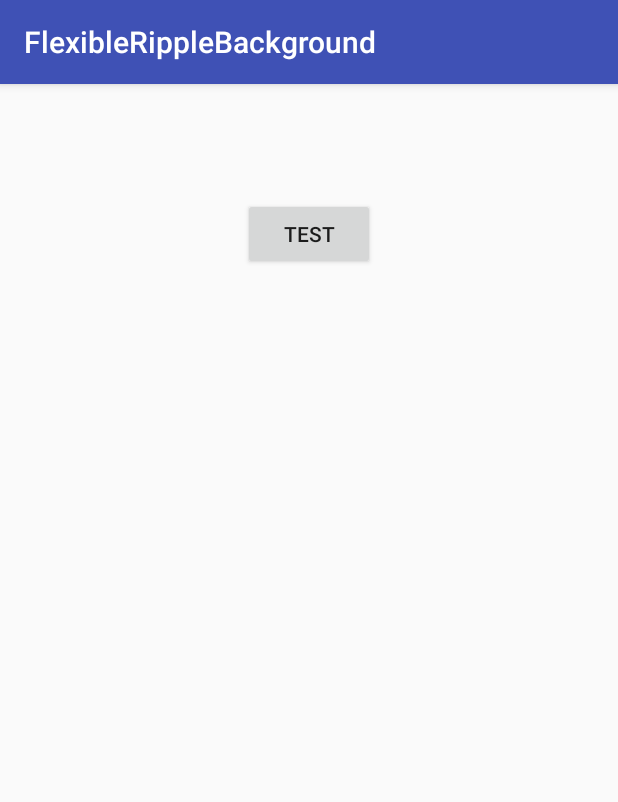
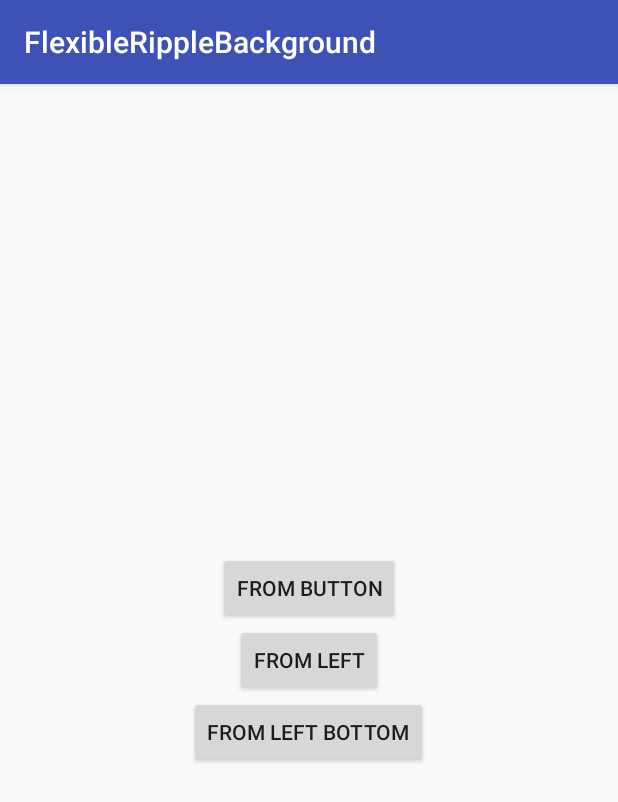
Before and after one commit to Loop-X/FlexibleRippleBackground, an Android app: the screen it shows after launch (MainActivity), on a phone screen of 412 x 824 dp. Shown: the top 802 px of the screen. Run offline under Robolectric (Android 15) with nearby library versions, the phone set to English and light mode, and no system bars.

Commit message:
Update demo code

```diff
--- a/app/src/main/res/layout/activity_main.xml
+++ b/app/src/main/res/layout/activity_main.xml
@@ -1,28 +1,39 @@
 <?xml version="1.0" encoding="utf-8"?>
-<LinearLayout xmlns:android="http://schemas.android.com/apk/res/android"
+<RelativeLayout xmlns:android="http://schemas.android.com/apk/res/android"
     xmlns:tools="http://schemas.android.com/tools"
     android:layout_width="match_parent"
     android:layout_height="match_parent"
-    android:orientation="vertical"
     tools:context="io.github.loop_x.demo.MainActivity">
 
-    <RelativeLayout
+    <io.github.loop_x.demo.FlexibleRippleBackgroundView
+        android:id="@+id/tv_demo"
         android:layout_width="match_parent"
-        android:layout_height="wrap_content">
+        android:layout_height="match_parent" />
 
-        <io.github.loop_x.demo.FlexibleRippleBackgroundView
-            android:id="@+id/tv_1"
-            android:layout_width="match_parent"
-            android:layout_height="200dp" />
+    <Button
+        android:id="@+id/btn_1"
+        android:layout_width="wrap_content"
+        android:layout_height="wrap_content"
+        android:layout_above="@+id/btn_2"
+        android:layout_centerHorizontal="true"
+        android:text="From Button"
+        android:onClick="onClick"/>
 
-        <Button
-            android:id="@+id/btn_1"
-            android:layout_width="wrap_content"
-            android:layout_height="wrap_content"
-            android:layout_centerInParent="true"
-            android:text="Test"
-            android:onClick="onClick"/>
+    <Button
+        android:id="@+id/btn_2"
+        android:layout_width="wrap_content"
+        android:layout_height="wrap_content"
+        android:layout_centerInParent="true"
+        android:text="From Left"
+        android:onClick="onClick"/>
 
-    </RelativeLayout>
+    <Button
+        android:id="@+id/btn_3"
+        android:layout_width="wrap_content"
+        android:layout_height="wrap_content"
+        android:layout_below="@id/btn_2"
+        android:layout_centerHorizontal="true"
+        android:text="From Left Bottom"
+        android:onClick="onClick"/>
 
-</LinearLayout>
+</RelativeLayout>
--- a/flexibleripplebackground/src/main/java/io/github/loop_x/demo/FlexibleRippleBackgroundView.java
+++ b/flexibleripplebackground/src/main/java/io/github/loop_x/demo/FlexibleRippleBackgroundView.java
@@ -118,6 +118,10 @@ public class FlexibleRippleBackgroundView extends View implements ViewTreeObserv
         startRippleAnimation(rippleBuilder);
     }
 
+    /*
+    Private Functions
+     */
+
     private void startRippleAnimation(RippleBuilder rippleBuilder) {
 
         ObjectAnimator rippleAnimation = ObjectAnimator.ofFloat(this, "rippleRadius",
```
Also changed, not shown: app/src/main/java/io/github/loop_x/demo/MainActivity.java (+84 -14 lines).
